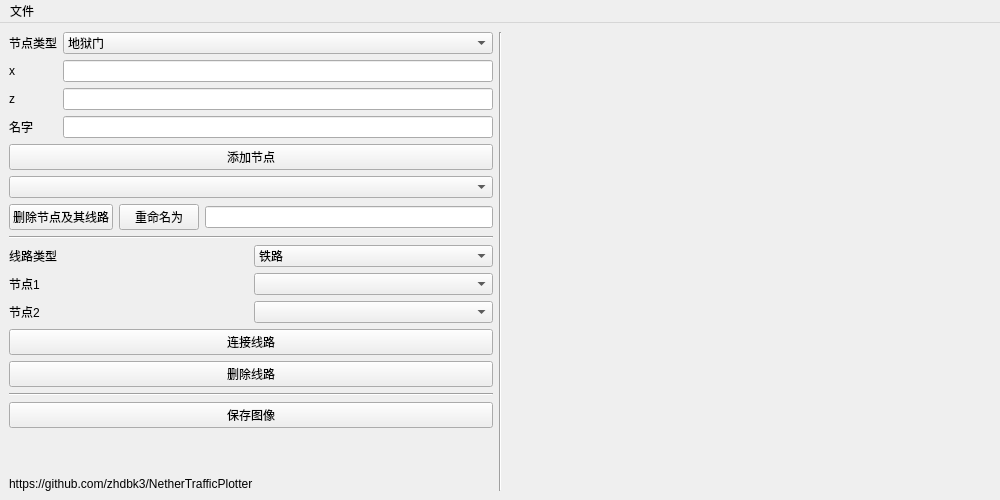
Old version of the form src/ui_ntp.ui in the repository zhdbk3/NetherTrafficPlotter.
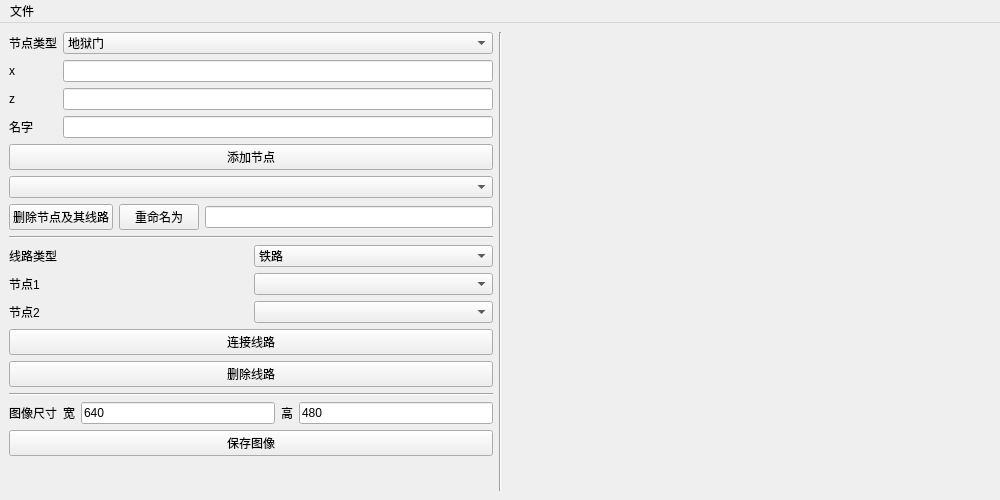
New version of the form. Custom widgets are drawn as their Qt base class.

Diff of the .ui file:
```diff
--- a/src/ui_ntp.ui
+++ b/src/ui_ntp.ui
@@ -14,9 +14,9 @@
    <string>地狱交通绘图仪</string>
   </property>
   <widget class="QWidget" name="centralwidget">
-   <layout class="QGridLayout" name="gridLayout_5">
+   <layout class="QGridLayout" name="gridLayout_6">
     <item row="0" column="0">
-     <layout class="QGridLayout" name="gridLayout_4">
+     <layout class="QGridLayout" name="gridLayout_5">
       <item row="0" column="0">
        <layout class="QGridLayout" name="gridLayout">
         <item row="0" column="0">
@@ -177,13 +177,52 @@
        </widget>
       </item>
       <item row="5" column="0">
+       <layout class="QGridLayout" name="gridLayout_4">
+        <item row="0" column="0">
+         <widget class="QLabel" name="label_8">
+          <property name="text">
+           <string>图像尺寸</string>
+          </property>
+         </widget>
+        </item>
+        <item row="0" column="1">
+         <widget class="QLabel" name="label_9">
+          <property name="text">
+           <string>宽</string>
+          </property>
+         </widget>
+        </item>
+        <item row="0" column="2">
+         <widget class="QLineEdit" name="lineEdit_width">
+          <property name="text">
+           <string>640</string>
+          </property>
+         </widget>
+        </item>
+        <item row="0" column="3">
+         <widget class="QLabel" name="label_10">
+          <property name="text">
+           <string>高</string>
+          </property>
+         </widget>
+        </item>
+        <item row="0" column="4">
+         <widget class="QLineEdit" name="lineEdit_height">
+          <property name="text">
+           <string>480</string>
+          </property>
+         </widget>
+        </item>
+       </layout>
+      </item>
+      <item row="6" column="0">
        <widget class="QPushButton" name="pushButton_save_img">
         <property name="text">
          <string>保存图像</string>
         </property>
        </widget>
       </item>
-      <item row="6" column="0">
+      <item row="7" column="0">
        <spacer name="verticalSpacer">
         <property name="orientation">
          <enum>Qt::Vertical</enum>
@@ -196,13 +235,6 @@
         </property>
        </spacer>
       </item>
-      <item row="7" column="0">
-       <widget class="QLabel" name="label_8">
-        <property name="text">
-         <string>https://github.com/zhdbk3/NetherTrafficPlotter</string>
-        </property>
-       </widget>
-      </item>
      </layout>
     </item>
     <item row="0" column="1">
```
